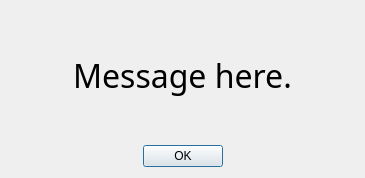
Above: message.ui from jonahmajumder/flash before the change. Below: the same form after it.
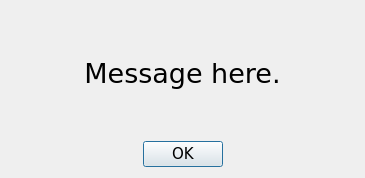
That is the form after the change.

Diff of the .ui file:
```diff
--- a/message.ui
+++ b/message.ui
@@ -20,8 +20,8 @@
       <widget class="QLabel" name="messageLabel">
        <property name="font">
         <font>
-         <family>Adobe Arabic</family>
-         <pointsize>24</pointsize>
+         <family>Verdana</family>
+         <pointsize>20</pointsize>
         </font>
        </property>
        <property name="text">
@@ -49,6 +49,12 @@
        </item>
        <item>
         <widget class="QPushButton" name="okButton">
+         <property name="font">
+          <font>
+           <family>Verdana</family>
+           <pointsize>11</pointsize>
+          </font>
+         </property>
          <property name="text">
           <string>OK</string>
          </property>
```
